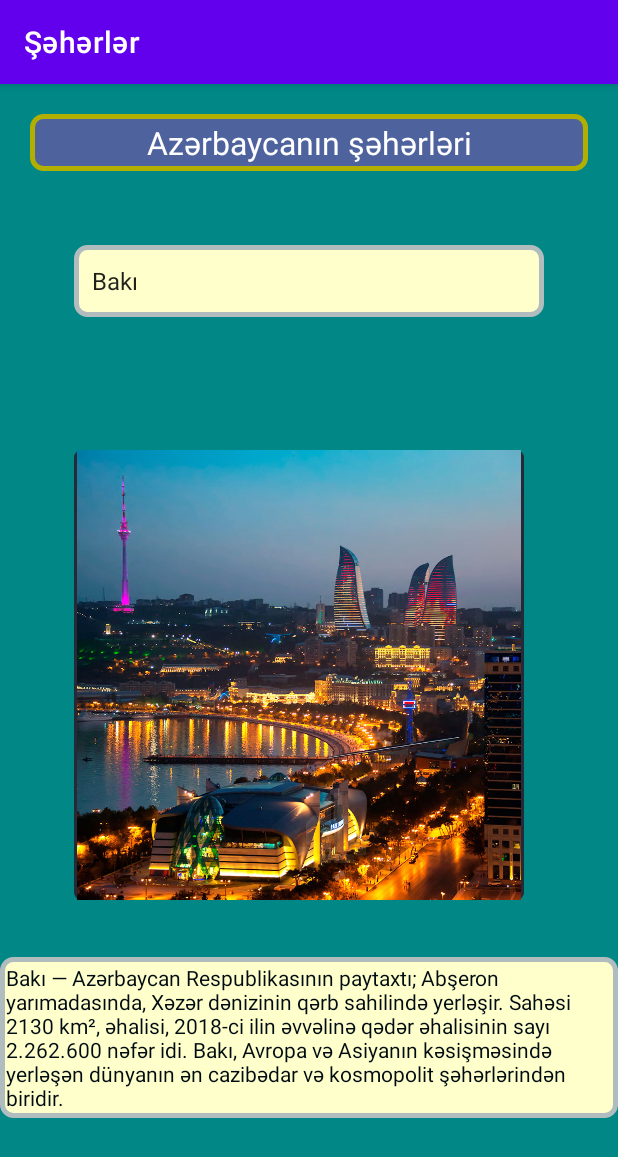
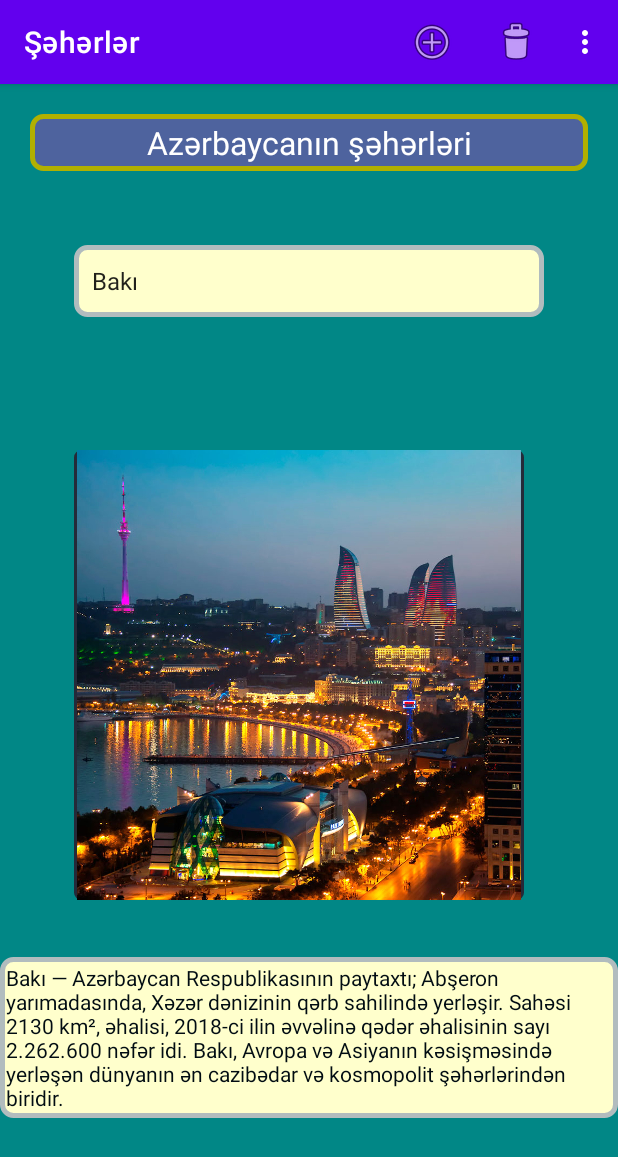
Before and after one commit to m2288/azcity, an Android app: the screen it shows after launch (MainActivity), on a phone screen of 412 x 824 dp. Shown: the top 1157 px of the screen. Run offline under Robolectric (Android 15) with nearby library versions, the phone set to English and light mode, and no system bars.

Commit message:
** Added  { Menu, Translation to AZ, Debug events}

```diff
--- a/app/src/main/java/pro/niyaz/azcity/MainActivity.java
+++ b/app/src/main/java/pro/niyaz/azcity/MainActivity.java
@@ -5,6 +5,10 @@ import androidx.appcompat.app.AppCompatActivity;
 import androidx.appcompat.app.AppCompatDelegate;
 
 import android.os.Bundle;
+import android.util.Log;
+import android.view.ContextMenu;
+import android.view.Menu;
+import android.view.MenuInflater;
 import android.view.View;
 import android.widget.AdapterView;
 import android.widget.ImageView;
@@ -30,6 +34,8 @@ public class MainActivity extends AppCompatActivity {
     @SuppressWarnings("unchecked")
     protected void onCreate(Bundle savedInstanceState) {
         super.onCreate(savedInstanceState);
+
+        Log.d("lessonmsg", "onCreate()");
         setContentView(R.layout.activity_main);
         AppCompatDelegate.setDefaultNightMode(AppCompatDelegate.MODE_NIGHT_NO);
         tv_head = findViewById(R.id.tv_head);
@@ -68,6 +74,34 @@ public class MainActivity extends AppCompatActivity {
             }
         });
     }
+    @Override
+    public boolean onCreateOptionsMenu(Menu menu) {
+        getMenuInflater().inflate(R.menu.main_menu, menu);
+        return true;
+    }
 
 
+    @Override
+    protected void onRestart() {
+        super.onRestart();
+        Log.d("lessonmsg", "onRestart()");
+    }
+
+    @Override
+    protected void onDestroy() {
+        super.onDestroy();
+        Log.d("lessonmsg", "onDestroy()");
+    }
+
+    @Override
+    protected void onPause() {
+        super.onPause();
+        Log.d("lessonmsg", "onPause()");
+    }
+
+    @Override
+    protected void onStart() {
+        super.onStart();
+        Log.d("lessonmsg", "onStart()");
+    }
 }
--- /dev/null
+++ b/app/src/main/res/menu-v26/main_menu.xml
@@ -0,0 +1,21 @@
+<?xml version="1.0" encoding="utf-8"?>
+<menu xmlns:app="http://schemas.android.com/apk/res-auto"
+    xmlns:android="http://schemas.android.com/apk/res/android">
+    <item android:id="@+id/add"
+        android:icon="@android:drawable/ic_menu_add"
+        android:title="@string/add"
+        app:showAsAction="ifRoom" />
+    <item android:id="@+id/delete"
+        android:iconTintMode="add"
+            android:icon="@android:drawable/ic_menu_delete"
+        android:title="@string/delete"
+        app:showAsAction="ifRoom" />
+    <item android:id="@+id/send"
+        android:title="@string/send"
+        android:icon="@android:drawable/ic_menu_send"
+        app:showAsAction="ifRoom" />
+    <item android:id="@+id/save"
+        android:icon="@android:drawable/ic_menu_save"
+        android:title="@string/save"
+        app:showAsAction="ifRoom" />
+</menu>
--- /dev/null
+++ b/app/src/main/res/menu/main_menu.xml
@@ -0,0 +1,24 @@
+<?xml version="1.0" encoding="utf-8"?>
+<menu xmlns:app="http://schemas.android.com/apk/res-auto"
+    xmlns:android="http://schemas.android.com/apk/res/android">
+    <item android:id="@+id/add"
+        android:icon="@android:drawable/ic_menu_add"
+        android:title="@string/add"
+        android:iconTintMode="add"
+        app:showAsAction="ifRoom" />
+    <item android:id="@+id/delete"
+        android:iconTintMode="add"
+            android:icon="@android:drawable/ic_menu_delete"
+        android:title="@string/delete"
+        app:showAsAction="ifRoom" />
+    <item android:id="@+id/send"
+        android:iconTintMode="add"
+        android:title="@string/send"
+        android:icon="@android:drawable/ic_menu_send"
+        app:showAsAction="ifRoom" />
+    <item android:id="@+id/save"
+        android:iconTintMode="add"
+        android:icon="@android:drawable/ic_menu_save"
+        android:title="@string/save"
+        app:showAsAction="ifRoom" />
+</menu>
--- a/app/src/main/res/values-v29/strings.xml
+++ b/app/src/main/res/values-v29/strings.xml
@@ -1,4 +1,4 @@
 <?xml version="1.0" encoding="utf-8"?>
 <resources>
-    <string name="city_image">city image</string>
+    <string name="city_image" translatable="false">city image</string>
 </resources>
--- a/app/src/main/res/values/strings.xml
+++ b/app/src/main/res/values/strings.xml
@@ -1,8 +1,12 @@
 <resources>
-    <string name="app_name">Şəhərlər</string>
-    <string name="az_rbaycan_n_h_rl_ri">Azərbaycanın şəhərləri</string>
-    <string name="se_ilmi_h_r_haqq_nda_m_lumat">Seçilmiş şəhər haqqında məlumat ...</string>
-    <string name="city_image">city image</string>
+    <string name="app_name" translatable="false">Şəhərlər</string>
+    <string name="az_rbaycan_n_h_rl_ri" translatable="false">Azərbaycanın şəhərləri</string>
+    <string name="se_ilmi_h_r_haqq_nda_m_lumat" translatable="false">Seçilmiş şəhər haqqında məlumat ...</string>
+    <string name="city_image" translatable="false">city image</string>
+    <string name="add">Add</string>
+    <string name="delete">Delete</string>
+    <string name="send">Send</string>
+    <string name="save">Save</string>
     <string-array name="cities">
         <item>Bakı</item>
         <item>Mingəçevir</item>
@@ -23,4 +27,5 @@ Azərbaycanın dilbər guşələrindən olan, qədim tarixə malik Xaçmaz respu
 
 1993-cü il aprel ayının 2-də Ermənistan silahlı qüvvələri tərəfindən işğal olunub. 10 noyabr 2020-ci ildə imzalanan atəşkəs bəyanatına əsasən 25 noyabrda Ermənistan Silahlı Birləşmələri Kəlbəcər rayonunu boşaldıb Azərbaycan Silahlı Qüvvələrinə təhvil vermişdir.</item>
     </string-array>
+    <string name="other">other</string>
 </resources>
```
Also changed, not shown: 1 other file.
